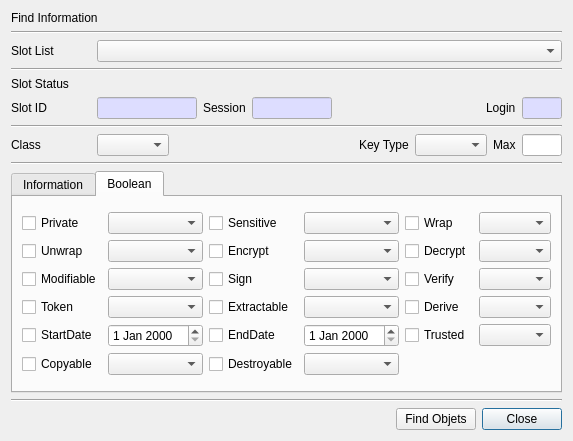
The window that CryptokiMan/find_object_dlg.ui (jykim74/CryptokiMan) describes before a commit, drawn with Qt 5.
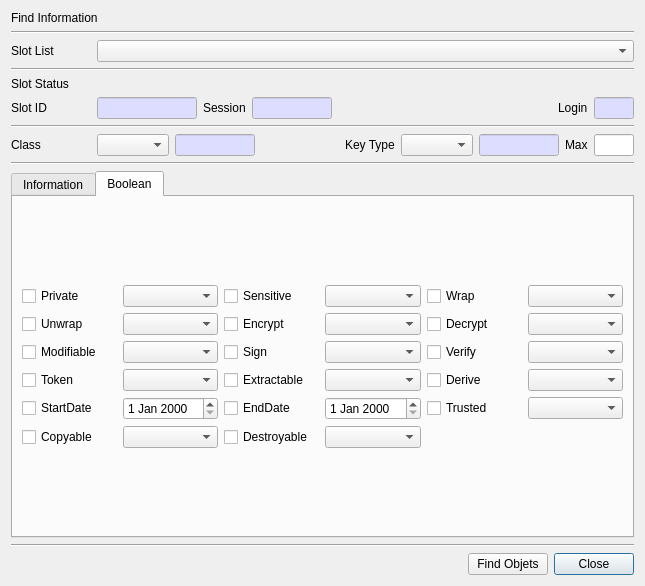
The same window after the commit.

Commit message: Type 정보 표시 지원

```diff
--- a/CryptokiMan/find_object_dlg.ui
+++ b/CryptokiMan/find_object_dlg.ui
@@ -6,8 +6,8 @@
    <rect>
     <x>0</x>
     <y>0</y>
-    <width>572</width>
-    <height>441</height>
+    <width>645</width>
+    <height>586</height>
    </rect>
   </property>
   <property name="windowTitle">
@@ -245,55 +245,98 @@
      <property name="topMargin">
       <number>0</number>
      </property>
-     <item row="0" column="4">
-      <widget class="QComboBox" name="mKeyTypeCombo"/>
+     <item row="0" column="2">
+      <widget class="QLineEdit" name="mClassText">
+       <property name="minimumSize">
+        <size>
+         <width>80</width>
+         <height>0</height>
+        </size>
+       </property>
+       <property name="maximumSize">
+        <size>
+         <width>80</width>
+         <height>16777215</height>
+        </size>
+       </property>
+       <property name="palette">
+        <palette>
+         <active>
+          <colorrole role="Base">
+           <brush brushstyle="SolidPattern">
+            <color alpha="255">
+             <red>221</red>
+             <green>221</green>
+             <blue>255</blue>
+            </color>
+           </brush>
+          </colorrole>
+         </active>
+         <inactive>
+          <colorrole role="Base">
+           <brush brushstyle="SolidPattern">
+            <color alpha="255">
+             <red>221</red>
+             <green>221</green>
+             <blue>255</blue>
+            </color>
+           </brush>
+          </colorrole>
+         </inactive>
+         <disabled/>
+        </palette>
+       </property>
+       <property name="readOnly">
+        <bool>true</bool>
+       </property>
+      </widget>
      </item>
-     <item row="0" column="3">
+     <item row="0" column="4">
       <widget class="QLabel" name="mKeyTypeLabel">
        <property name="text">
         <string>Key Type</string>
        </property>
       </widget>
      </item>
-     <item row="0" column="6">
-      <widget class="QLineEdit" name="mMaxText">
-       <property name="minimumSize">
-        <size>
-         <width>40</width>
-         <height>0</height>
-        </size>
-       </property>
-       <property name="maximumSize">
-        <size>
-         <width>40</width>
-         <height>16777215</height>
-        </size>
-       </property>
-      </widget>
-     </item>
-     <item row="0" column="5">
+     <item row="0" column="7">
       <widget class="QLabel" name="label_15">
        <property name="text">
         <string>Max</string>
        </property>
       </widget>
      </item>
-     <item row="0" column="2">
-      <spacer name="horizontalSpacer_3">
-       <property name="orientation">
-        <enum>Qt::Horizontal</enum>
-       </property>
-       <property name="sizeHint" stdset="0">
-        <size>
-         <width>40</width>
-         <height>20</height>
-        </size>
-       </property>
-      </spacer>
-     </item>
      <item row="0" column="1">
       <widget class="QComboBox" name="mClassCombo"/>
      </item>
+     <item row="0" column="8">
+      <widget class="QLineEdit" name="mMaxText">
+       <property name="minimumSize">
+        <size>
+         <width>40</width>
+         <height>0</height>
+        </size>
+       </property>
+       <property name="maximumSize">
+        <size>
+         <width>40</width>
+         <height>16777215</height>
+        </size>
+       </property>
+      </widget>
+     </item>
+     <item row="0" column="3">
+      <spacer name="horizontalSpacer_3">
+       <property name="orientation">
+        <enum>Qt::Horizontal</enum>
+       </property>
+       <property name="sizeHint" stdset="0">
+        <size>
+         <width>40</width>
+         <height>20</height>
+        </size>
+       </property>
+      </spacer>
+     </item>
      <item row="0" column="0">
       <widget class="QLabel" name="label_7">
        <property name="minimumSize">
@@ -307,6 +350,55 @@
        </property>
       </widget>
      </item>
+     <item row="0" column="5">
+      <widget class="QComboBox" name="mKeyTypeCombo"/>
+     </item>
+     <item row="0" column="6">
+      <widget class="QLineEdit" name="mKeyTypeText">
+       <property name="minimumSize">
+        <size>
+         <width>80</width>
+         <height>0</height>
+        </size>
+       </property>
+       <property name="maximumSize">
+        <size>
+         <width>80</width>
+         <height>16777215</height>
+        </size>
+       </property>
+       <property name="palette">
+        <palette>
+         <active>
+          <colorrole role="Base">
+           <brush brushstyle="SolidPattern">
+            <color alpha="255">
+             <red>221</red>
+             <green>221</green>
+             <blue>255</blue>
+            </color>
+           </brush>
+          </colorrole>
+         </active>
+         <inactive>
+          <colorrole role="Base">
+           <brush brushstyle="SolidPattern">
+            <color alpha="255">
+             <red>221</red>
+             <green>221</green>
+             <blue>255</blue>
+            </color>
+           </brush>
+          </colorrole>
+         </inactive>
+         <disabled/>
+        </palette>
+       </property>
+       <property name="readOnly">
+        <bool>true</bool>
+       </property>
+      </widget>
+     </item>
     </layout>
    </item>
    <item>
```
Left out of the diff: 4 changed lines with no effect on the pictures. The commit also changes 35 other files.
